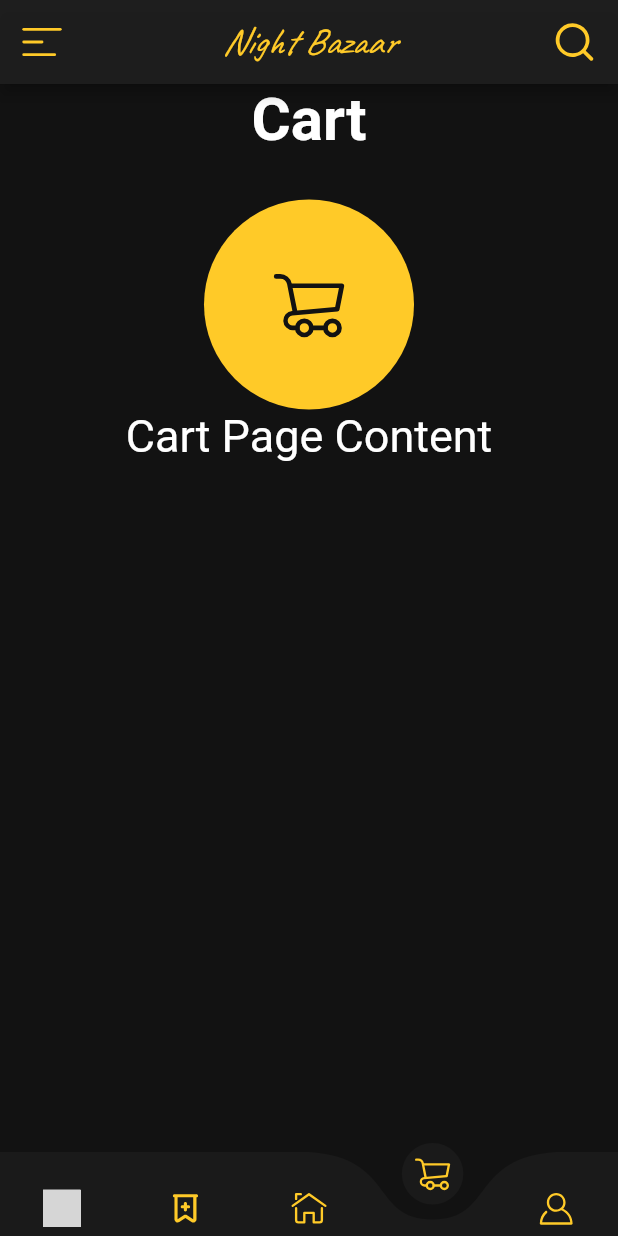
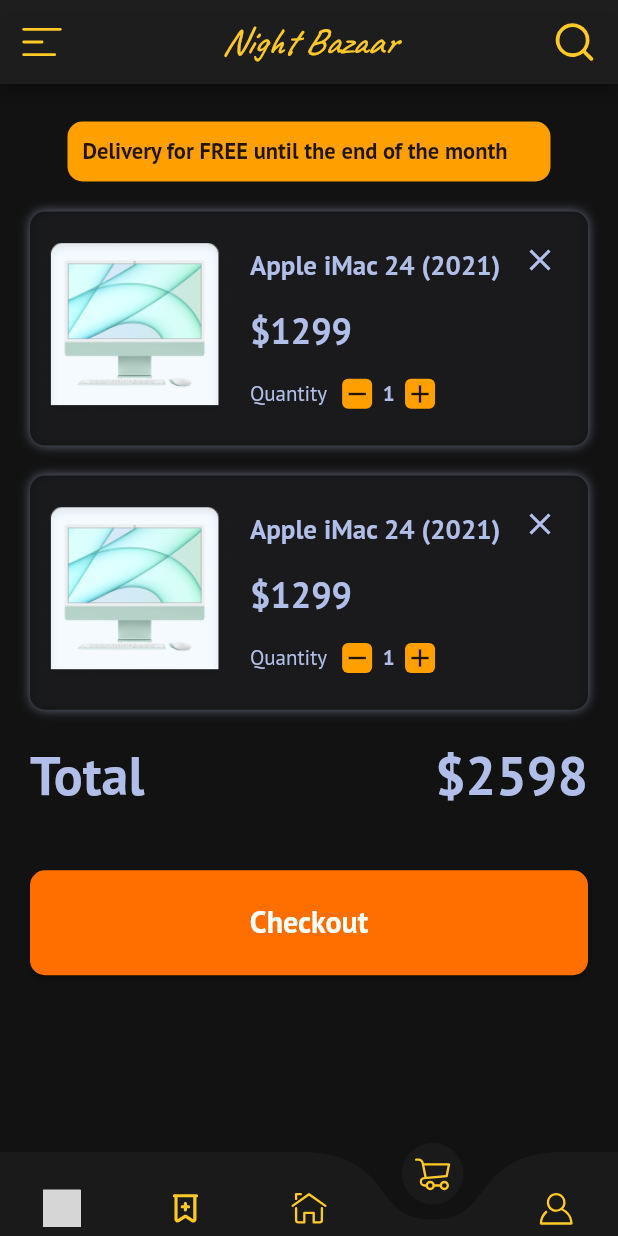
Before and after one commit to Ysf-Akdnz/Night-Bazaar-App, a Flutter app: the screen it shows after launch, item 4 of the bottom bar chosen, on a phone screen of 412 x 824 dp. Run offline on Flutter 3.47's test engine with Material 2 defaults, Android fonts, the phone set to English and light mode, and no system bars; drawn by our look-alikes of curved_navigation_bar; our stand-ins replace flutter_riverpod, flutter_svg, get, google_fonts; grey boxes are pictures that could not be loaded.

Commit message:
Cart Screen

```diff
--- a/night-bazaar-app/lib/components/custom_appbar.dart
+++ b/night-bazaar-app/lib/components/custom_appbar.dart
@@ -21,8 +21,31 @@
     return AppBar(
       automaticallyImplyLeading: false,
       backgroundColor: Constant.whiteGrey.withOpacity(0.8),
+      centerTitle: true,
+      title: title(),
       // Sol taraftaki menü butonu.
-      leading: Padding(
+      leading: menuIcon(),
+      actions: [
+        // Sağ taraftaki arama butonu.
+        searchIcon(),
+      ],
+    );
+  }
+
+  Padding searchIcon() {
+    return Padding(
+      padding: const EdgeInsets.all(13),
+      child: SvgPicture.asset(
+        Assets.icons.icSearchIcon,
+        color: Constant.ligthAmber,
+        width: 32,
+        height: 32,
+      ),
+    );
+  }
+
+  Padding menuIcon() {
+    return Padding(
       padding: const EdgeInsets.all(13),
       child: SvgPicture.asset(
         Assets.icons.icMenuIcon,
@@ -30,33 +53,16 @@
         width: 32,
         height: 32,
       ),
-      ),
-      actions: [
-        // Sağ taraftaki arama butonu.
-        Padding(
-          padding: const EdgeInsets.all(13),
-          child: SvgPicture.asset(
-            Assets.icons.icSearchIcon,
-            color: Constant.ligthAmber,
-            width: 32,
-            height: 32,
-          ),
-        ),
-      ],
-      flexibleSpace: Stack(
-        children: [
-          Container(
-            alignment: Alignment.center,
-            child: Text(
+    );
+  }
+
+  Text title() {
+    return Text(
       appbarTitle,
       style: GoogleFonts.caveat(
           fontStyle: FontStyle.italic,
           fontSize: 25,
           color: Constant.ligthAmber),
-            ),
-          ),
-        ],
-      ),
     );
   }
 }
--- a/night-bazaar-app/lib/components/custom_button.dart
+++ b/night-bazaar-app/lib/components/custom_button.dart
@@ -2,6 +2,7 @@
 import 'package:google_fonts/google_fonts.dart';
 
 import '../constant/constant.dart';
+
 //
 // ignore: must_be_immutable
 class CustomButton extends StatelessWidget {
@@ -19,7 +20,7 @@
       child: ElevatedButton(
         onPressed: () => onTap(),
         style: ElevatedButton.styleFrom(
-            backgroundColor: Constant.nightAmber,
+            backgroundColor: Constant.darkAmber,
             shape: RoundedRectangleBorder(
                 borderRadius: BorderRadius.circular(10))),
         child: Text(
--- a/night-bazaar-app/lib/constant/constant.dart
+++ b/night-bazaar-app/lib/constant/constant.dart
@@ -1,4 +1,5 @@
 import 'package:flutter/material.dart';
+import 'package:google_fonts/google_fonts.dart';
 
 class Constant {
   /// [Colors]
@@ -10,10 +11,17 @@
   static const Color whiteGrey = Color(0xFF212121);
   static const Color cyan = Color(0xff00b8d4);
   static Color nightAmber = const Color(0xFFFFA000);
+  static Color darkAmber = const Color(0xFFFF6F00);
   static const Color ligthAmber = Color(0xFFFFCA28);
   static const Color whiteAmber = Color(0xFFFFF082);
   static const Color amber = Color(0xFFFFC107);
   static const Color purple = Color(0xFFBB86FC);
   static const Color lightPurple = Color(0xFFB1BEE7);
   static const Color whitePurple = Color(0xFFF3E5F5);
+
+  ///[TextStyle]
+  static TextStyle ptSansNormal =
+      GoogleFonts.ptSans(color: Constant.lightPurple);
+  static TextStyle ptSansBold = GoogleFonts.ptSans(
+      color: Constant.lightPurple, fontWeight: FontWeight.bold);
 }
--- a/night-bazaar-app/lib/screens/cart_screen.dart
+++ b/night-bazaar-app/lib/screens/cart_screen.dart
@@ -1,36 +1,158 @@
 import 'package:flutter/material.dart';
-import 'package:flutter_svg/flutter_svg.dart';
+import 'package:get/get.dart';
 import 'package:google_fonts/google_fonts.dart';
+import 'package:prototip/components/custom_button.dart';
 import 'package:prototip/constant/constant.dart';
 import 'package:prototip/view/assets.dart';
+import 'package:prototip/view/checkout_view.dart';
 
 class CartScreen extends StatelessWidget {
   const CartScreen({super.key});
 
   @override
   Widget build(BuildContext context) {
-    return Column(
-      children: [
-        Text(
-          "Cart",
-          style: GoogleFonts.eduSaBeginner(
-              fontSize: 40, color: Colors.white, fontWeight: FontWeight.bold),
+    return Scaffold(
+      body: ListView(
+        padding: const EdgeInsets.symmetric(vertical: 25, horizontal: 20),
+        children: [adv(), products(), price(), customButton()],
+      ),
+    );
+  }
+
+  CustomButton customButton() {
+    return CustomButton(
+        onTap: () {
+          Get.to(CheckoutView(), transition: Transition.rightToLeft);
+        },
+        text: "Checkout");
+  }
+
+  Padding adv() {
+    return Padding(
+      padding: const EdgeInsets.symmetric(horizontal: 25),
+      child: Container(
+        padding: const EdgeInsets.all(10),
+        height: 40,
+        decoration: BoxDecoration(
+          color: Constant.nightAmber,
+          borderRadius: BorderRadius.circular(10),
         ),
-        const SizedBox(height: 30),
-        CircleAvatar(
-          backgroundColor: Constant.ligthAmber,
-          radius: 70,
-          child: SvgPicture.asset(
-            Assets.icons.icCartIcon,
-            color: Constant.darkGrey,
-            width: 50,
+        child: Text(
+          "Delivery for FREE until the end of the month",
+          style: GoogleFonts.ptSans(fontSize: 15, fontWeight: FontWeight.bold),
+        ),
+      ),
+    );
+  }
+
+  ListView products() {
+    return ListView.separated(
+      separatorBuilder: (context, index) => const SizedBox(height: 20),
+      itemCount: 2,
+      padding: EdgeInsets.symmetric(vertical: 20),
+      shrinkWrap: true,
+      physics: const NeverScrollableScrollPhysics(),
+      itemBuilder: (context, index) {
+        return Container(
+          padding: const EdgeInsets.all(8),
+          decoration: BoxDecoration(
+            color: Constant.darkGrey.withOpacity(0.9),
+            borderRadius: BorderRadius.circular(10),
+            boxShadow: [
+              BoxShadow(
+                color: Constant.lightPurple.withOpacity(0.5),
+                blurRadius: 5,
+              )
+            ],
+          ),
+          child: IntrinsicHeight(
+            child: Row(
+              crossAxisAlignment: CrossAxisAlignment.start,
+              children: [
+                Image.asset(
+                  Assets.images.imC1PNG,
+                  width: MediaQuery.of(context).size.width * 0.3,
+                  height: MediaQuery.of(context).size.height * 0.17,
+                ),
+                const SizedBox(width: 15),
+                Column(
+                  crossAxisAlignment: CrossAxisAlignment.start,
+                  mainAxisAlignment: MainAxisAlignment.spaceEvenly,
+                  children: [
+                    Text(
+                      "Apple iMac 24 (2021)",
+                      style: Constant.ptSansBold.copyWith(fontSize: 18),
+                    ),
+                    Text(
+                      "\$1299",
+                      style: Constant.ptSansBold.copyWith(fontSize: 24),
+                    ),
+                    Row(
+                      children: [
+                        Text("Quantity", style: Constant.ptSansNormal),
+                        const SizedBox(width: 10),
+                        quantityButton(icon: Icons.remove, onTap: () {}),
+                        Padding(
+                          padding: const EdgeInsets.symmetric(horizontal: 7),
+                          child: Text(
+                            "1",
+                            style: Constant.ptSansBold.copyWith(fontSize: 14),
+                          ),
+                        ),
+                        quantityButton(icon: Icons.add, onTap: () {})
+                      ],
+                    ),
+                  ],
+                ),
+                const Spacer(),
+                IconButton(
+                  onPressed: () {},
+                  icon: const Icon(Icons.clear, color: Constant.lightPurple),
+                )
+              ],
+            ),
+          ),
+        );
+      },
+    );
+  }
+
+  Padding price() {
+    return Padding(
+      padding: EdgeInsets.only(bottom: 40),
+      child: Row(
+        mainAxisAlignment: MainAxisAlignment.spaceBetween,
+        children: [
+          Text(
+            "Total",
+            style: Constant.ptSansBold.copyWith(fontSize: 36),
+          ),
+          Text(
+            "\$2598",
+            style: Constant.ptSansBold.copyWith(fontSize: 36),
+          )
+        ],
+      ),
+    );
+  }
+
+  Widget quantityButton({required IconData icon, required Function onTap}) {
+    return GestureDetector(
+      onTap: () => onTap,
+      child: Container(
+        width: 20,
+        height: 20,
+        decoration: BoxDecoration(
+          borderRadius: BorderRadius.circular(4),
+          color: Constant.nightAmber,
+        ),
+        child: Center(
+          child: Icon(
+            icon,
+            size: 20,
           ),
         ),
-        Text(
-          "Cart Page Content",
-          style: GoogleFonts.eduSaBeginner(fontSize: 30, color: Colors.white),
-        ),
-      ],
+      ),
     );
   }
 }
--- a/night-bazaar-app/lib/view/checkout_view.dart
+++ b/night-bazaar-app/lib/view/checkout_view.dart
@@ -0,0 +1,51 @@
+import 'package:flutter/material.dart';
+import 'package:flutter_riverpod/flutter_riverpod.dart';
+import 'package:get/get.dart';
+
+import '../constant/constant.dart';
+
+class CheckoutView extends ConsumerWidget {
+  const CheckoutView({Key? key}) : super(key: key);
+
+  @override
+  Widget build(BuildContext context, WidgetRef ref) {
+    return Scaffold(
+      appBar: AppBar(
+        backgroundColor: Constant.darkGrey,
+        elevation: 0,
+        title: Text(
+          "checkout",
+          style: Constant.ptSansBold.copyWith(fontSize: 18),
+        ),
+        centerTitle: true,
+        leading: IconButton(
+          onPressed: () => Get.back(),
+          icon: Icon(
+            Icons.keyboard_arrow_right_rounded,
+            color: Constant.lightPurple,
+            size: 40,
+          ),
+          color: Constant.black,
+        ),
+      ),
+      body: ListView(children: [
+        /*
+          Shopping information: Bir model olarak yap.
+          - Model dinamik olsun.
+          - Column içinde row, row içinde 2 tane text,
+            ayrıca parent olan column içinde tek bir model(dinamik olan bir yapı olacak;
+            user name, user location, user phone number) olacak şekilde yap.
+        */
+
+        /*
+          Payment Method: Bir model olarak yap.
+          - Model dinamik olsun.
+          - Group radio buttonları kullan.
+          - Payment metodlarını seçerken yine model kullan.
+          - enums kullan.
+          -
+        */
+      ]),
+    );
+  }
+}
--- a/night-bazaar-app/lib/view/product_detail.dart
+++ b/night-bazaar-app/lib/view/product_detail.dart
@@ -91,8 +91,9 @@
             IconButton(
               onPressed: () => Get.back(),
               icon: const Icon(
-                Icons.arrow_back_ios_new_rounded,
+                Icons.keyboard_arrow_right_rounded,
                 color: Constant.whitePurple,
+                size: 40,
               ),
             ),
             IconButton(
```
Lines whose indentation alone changed are shown as unchanged.
